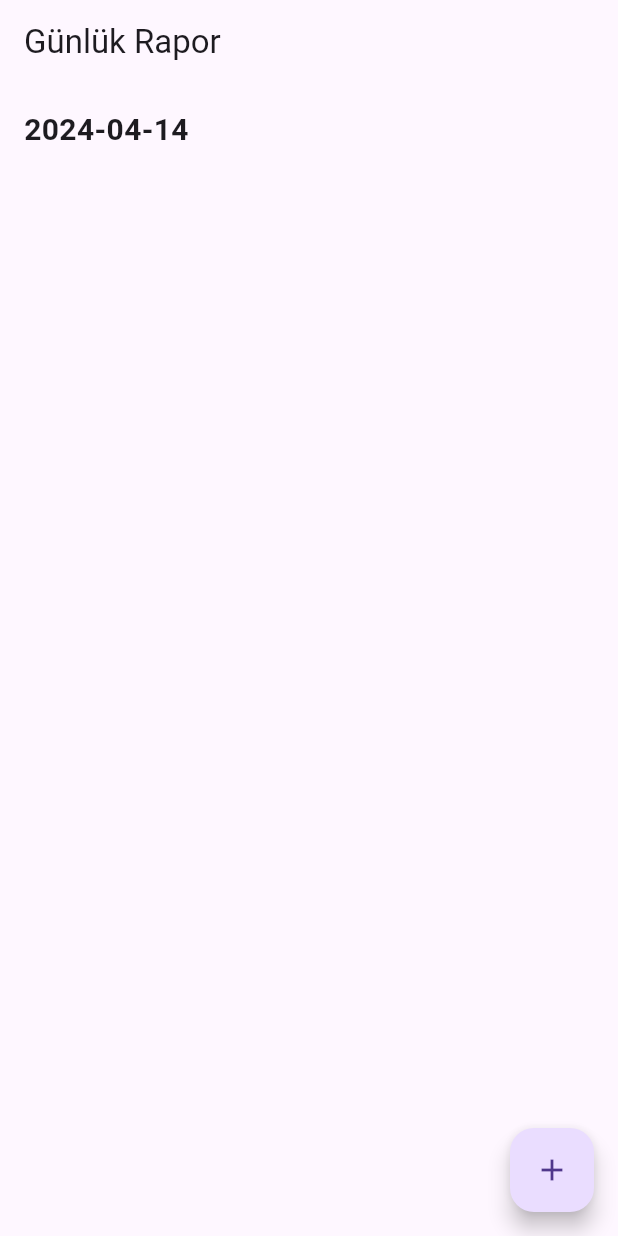
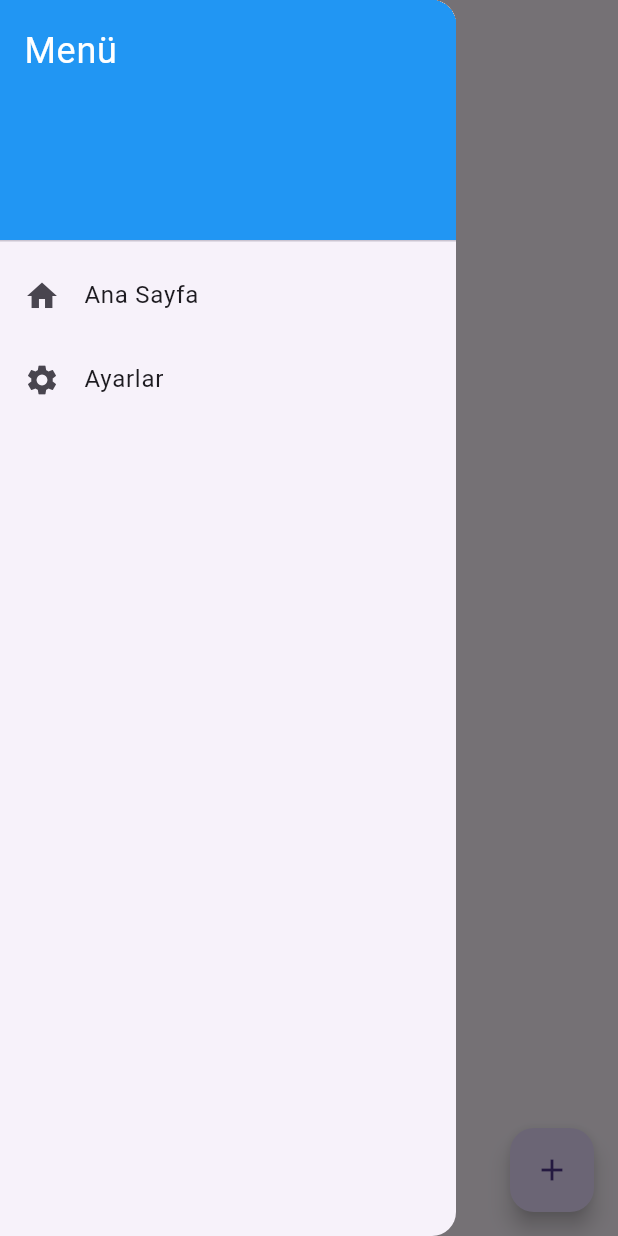
Before and after one commit to Esforper/PlanningMobileApplication, a Flutter app: the screen it shows after launch, with the side drawer open (before the commit the screen has no drawer), on a phone screen of 412 x 824 dp. Run offline on Flutter 3.47's test engine with Material 3 defaults, Android fonts, the phone set to English and light mode, and no system bars.

Commit message:
side panel

```diff
--- a/lib/main.dart
+++ b/lib/main.dart
@@ -19,20 +19,17 @@
   }
 }
 
-//statik olmayan widget anlamında yüksek ihtimalle
 class DailyReportPage extends StatefulWidget {
   @override
   _DailyReportPageState createState() => _DailyReportPageState();
 }
 
-//baslik saatini düzenle
 String date1 = DateFormat("yyyy-MM-dd").format(DateTime.now());
 class _DailyReportPageState extends State<DailyReportPage> {
   String _currentDate = date1;
 
   List<Activity> _activities = [];
 
-  //yeni aktivite ekleme kısmı
   void _addActivity() async {
     final newActivity = await showDialog<Activity>(
       context: context,
@@ -40,7 +37,6 @@
         String description = "belirtilmemiş";
         String title = "belirtilmemiş";
         return AlertDialog(
-          //popup ekran için
           title: Text('Yeni Aktivite Ekle'),
           content: Column(
             mainAxisSize: MainAxisSize.min,
@@ -75,8 +71,8 @@
                 if(title != null && description != null){
                   final newActivity = Activity(
                     id: UniqueKey().toString(),
-                    title: title, // Burada başlık metni girişini almalısınız
-                    description: description, // Burada açıklama metni girişini almalısınız
+                    title: title,
+                    description: description,
                     createdAt: DateTime.now(),
                   );
 
@@ -95,7 +91,6 @@
     );
   }
 
-  //ana sayfa tasarımı
   @override
   Widget build(BuildContext context) {
     return Scaffold(
@@ -121,7 +116,6 @@
               itemBuilder: (context, index) {
                 return ListTile(
                   title: Text(_activities[index].title),
-                  // Aktiviteye tıklanınca düzenleme yapmak için
                   onTap: () {
                     String title = _activities[index].title;
                     String description = _activities[index].description;
@@ -129,7 +123,7 @@
                       context: context,
                       builder: (BuildContext context) {
                         return AlertDialog(
-                          title: Text('Popup'),
+                          title: Text('Aktivite Düzenleme'),
                           content: Column(
                             mainAxisSize: MainAxisSize.min,
                             children: [
@@ -153,7 +147,7 @@
                               onPressed: () {
                                 Navigator.of(context).pop();
                               },
-                              child: Text('Close'),
+                              child: Text('Kapat'),
                             ),
                           ],
                         );
@@ -166,6 +160,41 @@
           ),
         ],
       ),
+      drawer: Drawer(
+        child: ListView(
+          padding: EdgeInsets.zero,
+          children: <Widget>[
+            DrawerHeader(
+              decoration: BoxDecoration(
+                color: Colors.blue,
+              ),
+              child: Text(
+                'Menü',
+                style: TextStyle(
+                  color: Colors.white,
+                  fontSize: 24,
+                ),
+              ),
+            ),
+            ListTile(
+              leading: Icon(Icons.home),
+              title: Text('Ana Sayfa'),
+              onTap: () {
+                // Ana sayfaya yönlendirme yapılabilir
+                Navigator.pop(context);
+              },
+            ),
+            ListTile(
+              leading: Icon(Icons.settings),
+              title: Text('Ayarlar'),
+              onTap: () {
+                // Ayarlar sayfasına yönlendirme yapılabilir
+                Navigator.pop(context);
+              },
+            ),
+          ],
+        ),
+      ),
       floatingActionButton: FloatingActionButton(
         onPressed: _addActivity,
         child: Icon(Icons.add),
```
